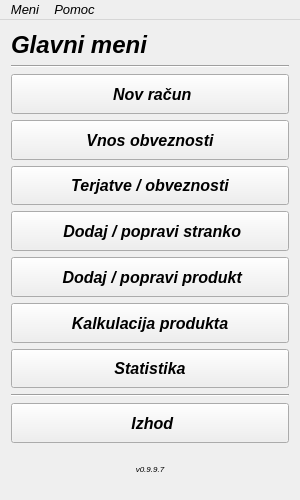
Qt form mainwindow.ui (MaxMaxy/racun) before a commit.
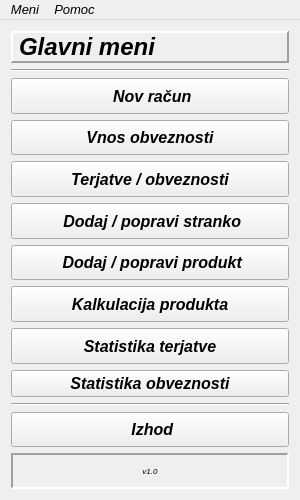
The same form after that commit. Icons and pictures are not drawn.

Patch:
```diff
--- a/mainwindow.ui
+++ b/mainwindow.ui
@@ -61,10 +61,13 @@
        </font>
       </property>
       <property name="frameShape">
-       <enum>QFrame::NoFrame</enum>
+       <enum>QFrame::Panel</enum>
       </property>
       <property name="frameShadow">
-       <enum>QFrame::Plain</enum>
+       <enum>QFrame::Raised</enum>
+      </property>
+      <property name="lineWidth">
+       <number>2</number>
       </property>
       <property name="text">
        <string>Glavni meni</string>
@@ -312,7 +315,7 @@
          </font>
         </property>
         <property name="text">
-         <string>Statistika</string>
+         <string>Statistika terjatve</string>
         </property>
         <property name="icon">
          <iconset>
@@ -330,6 +333,30 @@
         </property>
        </widget>
       </item>
+      <item>
+       <widget class="QPushButton" name="pushButton_9">
+        <property name="font">
+         <font>
+          <pointsize>12</pointsize>
+          <weight>75</weight>
+          <bold>true</bold>
+         </font>
+        </property>
+        <property name="text">
+         <string>Statistika obveznosti</string>
+        </property>
+        <property name="icon">
+         <iconset resource="files.qrc">
+          <normaloff>:/icons/statistic.png</normaloff>:/icons/statistic.png</iconset>
+        </property>
+        <property name="iconSize">
+         <size>
+          <width>28</width>
+          <height>28</height>
+         </size>
+        </property>
+       </widget>
+      </item>
       <item>
        <widget class="Line" name="line">
         <property name="font">
@@ -392,13 +419,16 @@
          <enum>Qt::LeftToRight</enum>
         </property>
         <property name="frameShape">
-         <enum>QFrame::NoFrame</enum>
+         <enum>QFrame::Panel</enum>
         </property>
         <property name="frameShadow">
-         <enum>QFrame::Raised</enum>
+         <enum>QFrame::Sunken</enum>
+        </property>
+        <property name="lineWidth">
+         <number>2</number>
         </property>
         <property name="text">
-         <string>v0.9.9.7</string>
+         <string>v1.0</string>
         </property>
         <property name="textFormat">
          <enum>Qt::AutoText</enum>
```
Left out of the diff: 16 changed lines with no effect on the pictures.
